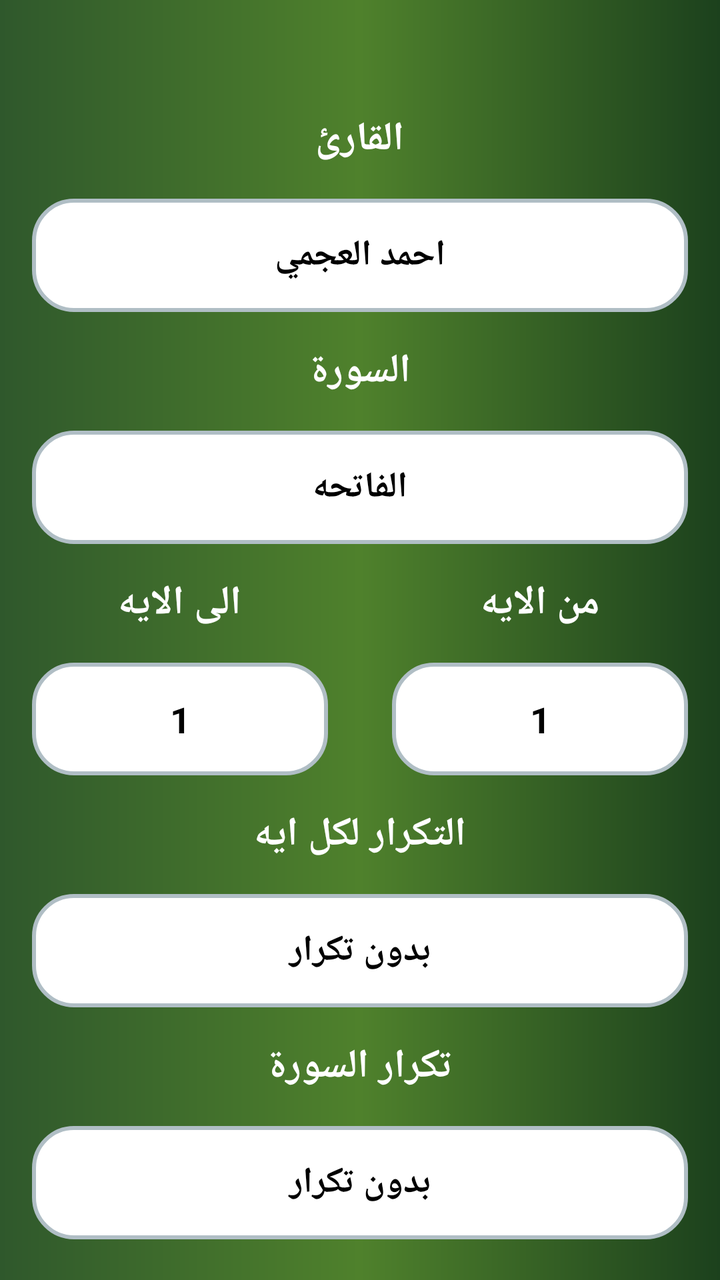
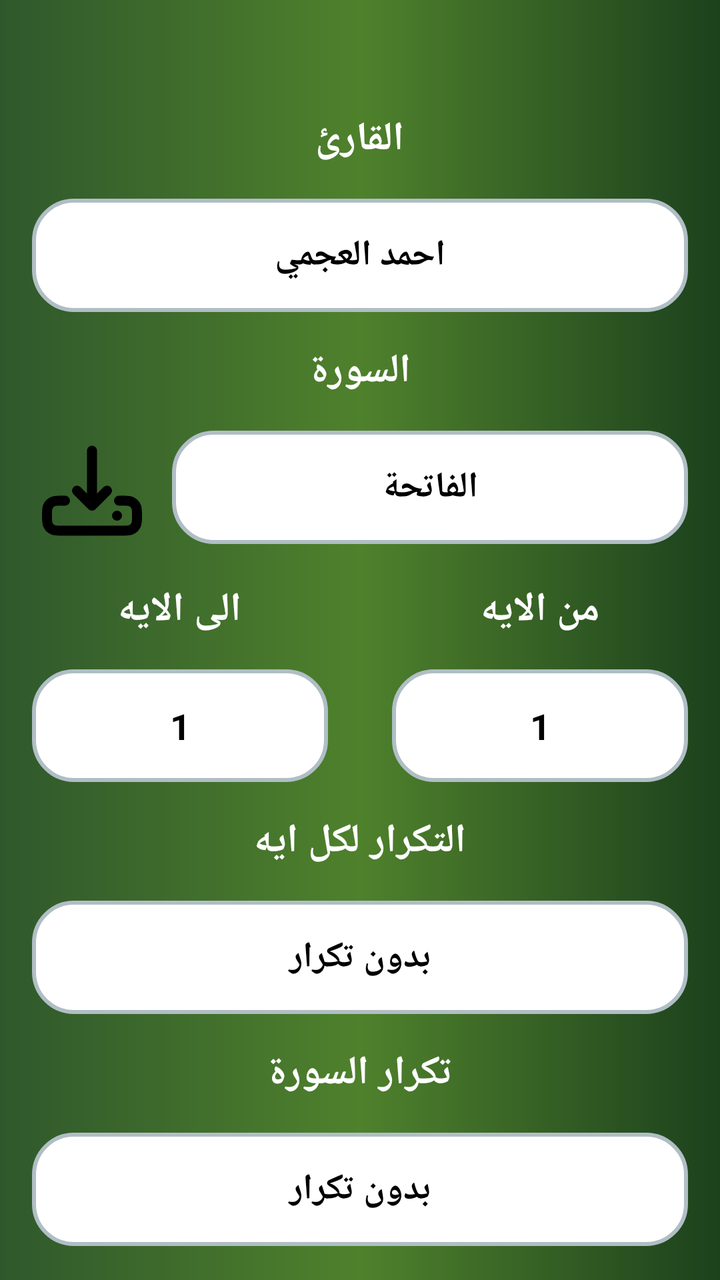

An Android layout rendered at two revisions. The XML below is the earlier revision; the diff shows what the commit changed to produce the second picture.
<!-- AndroidManifest.xml: application theme Theme.Almuhfz -->
<!-- res/layout/activity_main.xml -->
<?xml version="1.0" encoding="utf-8"?>
<androidx.core.widget.NestedScrollView xmlns:android="http://schemas.android.com/apk/res/android"
    xmlns:tools="http://schemas.android.com/tools"
    android:layout_width="match_parent"
    android:layout_height="match_parent"
    xmlns:app="http://schemas.android.com/apk/res-auto"
    android:layout_gravity="center"
    android:background="@drawable/around_line3"
    android:gravity="center"
    android:layoutDirection="rtl"
    android:orientation="vertical">

    <androidx.appcompat.widget.LinearLayoutCompat
        android:layout_width="match_parent"
        android:layout_height="wrap_content"
        android:orientation="vertical">


        <androidx.core.widget.NestedScrollView
            android:layout_marginTop="16dp"
            android:layout_width="match_parent"
            android:layout_height="match_parent"
            android:layout_gravity="center"
            android:gravity="center"
            android:layoutDirection="rtl"
            android:orientation="vertical">

            <androidx.appcompat.widget.LinearLayoutCompat
                android:layout_width="match_parent"
                android:layout_height="match_parent"
                android:layout_gravity="center"
                android:gravity="center"
                android:layoutDirection="rtl"
                android:orientation="vertical"
                tools:context=".QouranLearningActivity">


                <androidx.appcompat.widget.AppCompatTextView
                    android:layout_marginTop="40dp"
                    android:layout_width="wrap_content"
                    android:layout_height="wrap_content"
                    android:text="القارئ"
                    android:textColor="@color/white"
                    android:textSize="20sp"
                    android:textStyle="bold" />

                <androidx.appcompat.widget.AppCompatTextView
                    android:layout_width="match_parent"
                    android:id="@+id/reciter_text_view"
                    android:layout_height="wrap_content"
                    android:layout_margin="16dp"
                    android:background="@drawable/value_background"
                    android:gravity="center"
                    android:padding="16dp"
                    android:text="احمد العجمي"
                    android:textColor="@color/black"
                    android:textSize="18sp"
                    android:textStyle="bold" />

                <androidx.appcompat.widget.AppCompatTextView
                    android:layout_width="wrap_content"
                    android:layout_height="wrap_content"
                    android:text="السورة"
                    android:textColor="@color/white"
                    android:textSize="20sp"
                    android:textStyle="bold" />

                <androidx.appcompat.widget.AppCompatTextView
                    android:layout_width="match_parent"
                    android:layout_height="wrap_content"
                    android:layout_margin="16dp"
                    android:background="@drawable/value_background"
                    android:gravity="center"
                    android:id="@+id/sora_text_view"
                    android:padding="16dp"
                    android:text="الفاتحه"
                    android:textColor="@color/black"
                    android:textSize="18sp"
                    android:textStyle="bold" />

                <androidx.appcompat.widget.LinearLayoutCompat
                    android:layout_width="match_parent"
                    android:layout_height="wrap_content"
                    android:orientation="horizontal">

                    <androidx.appcompat.widget.LinearLayoutCompat
                        android:layout_width="0dp"
                        android:layout_height="wrap_content"
                        android:layout_weight="1"
                        android:gravity="center"
                        android:orientation="vertical">

                        <androidx.appcompat.widget.AppCompatTextView
                            android:layout_width="wrap_content"
                            android:layout_height="wrap_content"
                            android:text="من الايه"
                            android:textColor="@color/white"
                            android:textSize="20sp"
                            android:textStyle="bold" />

                        <androidx.appcompat.widget.AppCompatTextView
                            android:layout_width="match_parent"
                            android:layout_height="wrap_content"
                            android:layout_margin="16dp"
                            android:id="@+id/fromAyaTextView"
                            android:background="@drawable/value_background"
                            android:gravity="center"
                            android:padding="16dp"
                            android:text="1"
                            android:textColor="@color/black"
                            android:textSize="18sp"
                            android:textStyle="bold" />
                    </androidx.appcompat.widget.LinearLayoutCompat>

                    <androidx.appcompat.widget.LinearLayoutCompat
                        android:layout_width="0dp"
                        android:layout_height="wrap_content"
                        android:layout_weight="1"
                        android:gravity="center"
                        android:orientation="vertical">

                        <androidx.appcompat.widget.AppCompatTextView
                            android:layout_width="wrap_content"
                            android:layout_height="wrap_content"
                            android:text="الى الايه"
                            android:textColor="@color/white"
                            android:textSize="20sp"
                            android:textStyle="bold" />

                        <androidx.appcompat.widget.AppCompatTextView
                            android:layout_width="match_parent"
                            android:layout_height="wrap_content"
                            android:layout_margin="16dp"
                            android:background="@drawable/value_background"
                            android:gravity="center"
                            android:padding="16dp"
                            android:id="@+id/toAyaTextView"
                            android:text="1"
                            android:textColor="@color/black"
                            android:textSize="18sp"
                            android:textStyle="bold" />
                    </androidx.appcompat.widget.LinearLayoutCompat>

                </androidx.appcompat.widget.LinearLayoutCompat>


                <androidx.appcompat.widget.AppCompatTextView
                    android:layout_width="wrap_content"
                    android:layout_height="wrap_content"
                    android:text="التكرار لكل ايه"
                    android:textColor="@color/white"
                    android:textSize="20sp"
                    android:textStyle="bold" />

                <androidx.appcompat.widget.AppCompatTextView
                    android:layout_width="match_parent"
                    android:layout_height="wrap_content"
                    android:layout_margin="16dp"
                    android:id="@+id/repeatAyaTextView"
                    android:background="@drawable/value_background"
                    android:gravity="center"
                    android:padding="16dp"
                    android:text="بدون تكرار"
                    android:textColor="@color/black"
                    android:textSize="18sp"
                    android:textStyle="bold" />

                <androidx.appcompat.widget.AppCompatTextView
                    android:layout_width="wrap_content"
                    android:layout_height="wrap_content"
                    android:text="تكرار السورة"
                    android:textColor="@color/white"
                    android:textSize="20sp"
                    android:textStyle="bold" />

                <androidx.appcompat.widget.AppCompatTextView
                    android:layout_width="match_parent"
                    android:layout_height="wrap_content"
                    android:layout_margin="16dp"
                    android:background="@drawable/value_background"
                    android:gravity="center"
                    android:padding="16dp"
                    android:id="@+id/repeatSoraTextView"
                    android:text="بدون تكرار"
                    android:textColor="@color/black"
                    android:textSize="18sp"
                    android:textStyle="bold" />

                <androidx.appcompat.widget.AppCompatTextView
                    android:layout_width="match_parent"
                    android:visibility="gone"
                    android:layout_height="wrap_content"
                    android:layout_margin="16dp"
                    android:background="@drawable/value_background"
                    android:gravity="center"
                    android:backgroundTint="@color/red"
                    android:padding="16dp"
                    android:id="@+id/startLearn"
                    android:text="ابدأ التعلم"
                    android:textColor="@color/white"
                    android:textSize="18sp"
                    android:textStyle="bold" />

                <androidx.appcompat.widget.AppCompatTextView
                    android:layout_width="match_parent"
                    android:visibility="visible"
                    android:layout_height="wrap_content"
                    android:layout_margin="16dp"
                    android:background="@drawable/value_background"
                    android:gravity="center"
                    android:backgroundTint="@color/background_dark"
                    android:padding="16dp"
                    android:id="@+id/startLearnDone"
                    android:text="جاري التحميل .."
                    android:textColor="@color/white"
                    android:textSize="18sp"
                    android:textStyle="bold" />

                <ImageView
                    android:id="@+id/rating"
                    android:layout_width="match_parent"
                    android:layout_height="100dp"
                    android:src="@drawable/rating"/>



            </androidx.appcompat.widget.LinearLayoutCompat>

        </androidx.core.widget.NestedScrollView>

    </androidx.appcompat.widget.LinearLayoutCompat>
</androidx.core.widget.NestedScrollView>
<!-- resources referenced by this layout -->
<resources>
  <color name="background_dark">#ff388e3c</color>
  <color name="black">#FF000000</color>
  <color name="red">#FF0000</color>
  <color name="white">#FFFFFF</color>
  <!-- drawable around_line3 (drawable) -->
  <?xml version="1.0" encoding="utf-8"?>
  <shape
      xmlns:android="http://schemas.android.com/apk/res/android">
     <gradient
         android:startColor="#2F582C"
         android:centerColor="#4F812C"
         android:endColor="#1C411D"/>
  </shape>
  <!-- drawable rating: png bitmap (drawable, 20681 bytes) -->
  <!-- drawable value_background (drawable) -->
  <?xml version="1.0" encoding="utf-8"?>
  <shape xmlns:android="http://schemas.android.com/apk/res/android">
  
      <solid android:color="@color/white"/>
      <corners android:radius="20dp"/>
      <stroke android:color="#b0bec5" android:width="2dp"/>
  
  </shape>
  <style name="Theme.Almuhfz" parent="Theme.MaterialComponents.DayNight.NoActionBar">
          
          <item name="colorPrimary">@color/black</item>
          <item name="colorPrimaryVariant">@color/white</item>
          <item name="colorOnPrimary">@color/white</item>
          
          <item name="colorSecondary">@color/teal_200</item>
          <item name="colorSecondaryVariant">@color/teal_700</item>
          <item name="colorOnSecondary">@color/black</item>
          
          <item name="android:statusBarColor">@color/background_dark</item>
          
      </style>
  <color name="teal_200">#FF03DAC5</color>
  <color name="teal_700">#FF018786</color>
</resources>

<!-- the commit's change to res/layout/activity_main.xml (unified diff, before → after) -->
@@ -3,7 +3,6 @@
     xmlns:tools="http://schemas.android.com/tools"
     android:layout_width="match_parent"
     android:layout_height="match_parent"
-    xmlns:app="http://schemas.android.com/apk/res-auto"
     android:layout_gravity="center"
     android:background="@drawable/around_line3"
     android:gravity="center"
@@ -17,10 +16,10 @@
 
 
         <androidx.core.widget.NestedScrollView
-            android:layout_marginTop="16dp"
             android:layout_width="match_parent"
             android:layout_height="match_parent"
             android:layout_gravity="center"
+            android:layout_marginTop="16dp"
             android:gravity="center"
             android:layoutDirection="rtl"
             android:orientation="vertical">
@@ -36,17 +35,17 @@
 
 
                 <androidx.appcompat.widget.AppCompatTextView
+                    android:layout_width="wrap_content"
+                    android:layout_height="wrap_content"
                     android:layout_marginTop="40dp"
-                    android:layout_width="wrap_content"
-                    android:layout_height="wrap_content"
                     android:text="القارئ"
                     android:textColor="@color/white"
                     android:textSize="20sp"
                     android:textStyle="bold" />
 
                 <androidx.appcompat.widget.AppCompatTextView
-                    android:layout_width="match_parent"
                     android:id="@+id/reciter_text_view"
+                    android:layout_width="match_parent"
                     android:layout_height="wrap_content"
                     android:layout_margin="16dp"
                     android:background="@drawable/value_background"
@@ -65,18 +64,55 @@
                     android:textSize="20sp"
                     android:textStyle="bold" />
 
-                <androidx.appcompat.widget.AppCompatTextView
-                    android:layout_width="match_parent"
-                    android:layout_height="wrap_content"
-                    android:layout_margin="16dp"
-                    android:background="@drawable/value_background"
-                    android:gravity="center"
-                    android:id="@+id/sora_text_view"
-                    android:padding="16dp"
-                    android:text="الفاتحه"
-                    android:textColor="@color/black"
-                    android:textSize="18sp"
-                    android:textStyle="bold" />
+                <androidx.appcompat.widget.LinearLayoutCompat
+                    android:layout_width="match_parent"
+                    android:layout_height="wrap_content"
+                    android:orientation="horizontal"
+                    android:padding="16dp">
+
+                    <androidx.appcompat.widget.AppCompatTextView
+                        android:id="@+id/sora_text_view"
+                        android:layout_width="0dp"
+                        android:layout_height="wrap_content"
+                        android:layout_weight="1"
+                        android:background="@drawable/value_background"
+                        android:gravity="center"
+                        android:padding="16dp"
+                        android:text="الفاتحة"
+                        android:textColor="@color/black"
+                        android:textSize="18sp"
+                        android:layout_marginEnd="10dp"
+                        android:textStyle="bold" />
+
+                    <androidx.appcompat.widget.AppCompatImageButton
+                        android:id="@+id/download_button"
+                        android:layout_width="60dp"
+                        android:layout_height="60dp"
+                        android:background="?attr/selectableItemBackgroundBorderless"
+                        android:contentDescription="تحميل السورة"
+                        android:padding="8dp"
+                        android:src="@drawable/download"
+                        android:tint="@color/black" />
+                </androidx.appcompat.widget.LinearLayoutCompat>
+
+                <ProgressBar
+                    android:id="@+id/downloadProgressBar"
+                    android:layout_width="match_parent"
+                    android:layout_height="wrap_content"
+                    style="?android:attr/progressBarStyleHorizontal"
+                    android:max="100"
+                    android:progress="0"
+                    android:visibility="gone"
+                    />
+
+                <TextView
+                    android:id="@+id/downloadStatusText"
+                    android:layout_width="wrap_content"
+                    android:layout_height="wrap_content"
+                    android:text="جاري التحميل..."
+                    android:visibility="gone"
+                    android:layout_marginTop="8dp"/>
+
 
                 <androidx.appcompat.widget.LinearLayoutCompat
                     android:layout_width="match_parent"
@@ -99,10 +135,10 @@
                             android:textStyle="bold" />
 
                         <androidx.appcompat.widget.AppCompatTextView
+                            android:id="@+id/fromAyaTextView"
                             android:layout_width="match_parent"
                             android:layout_height="wrap_content"
                             android:layout_margin="16dp"
-                            android:id="@+id/fromAyaTextView"
                             android:background="@drawable/value_background"
                             android:gravity="center"
                             android:padding="16dp"
@@ -128,13 +164,13 @@
                             android:textStyle="bold" />
 
                         <androidx.appcompat.widget.AppCompatTextView
+                            android:id="@+id/toAyaTextView"
                             android:layout_width="match_parent"
                             android:layout_height="wrap_content"
                             android:layout_margin="16dp"
                             android:background="@drawable/value_background"
                             android:gravity="center"
                             android:padding="16dp"
-                            android:id="@+id/toAyaTextView"
                             android:text="1"
                             android:textColor="@color/black"
                             android:textSize="18sp"
@@ -153,10 +189,10 @@
                     android:textStyle="bold" />
 
                 <androidx.appcompat.widget.AppCompatTextView
-                    android:layout_width="match_parent"
-                    android:layout_height="wrap_content"
-                    android:layout_margin="16dp"
                     android:id="@+id/repeatAyaTextView"
+                    android:layout_width="match_parent"
+                    android:layout_height="wrap_content"
+                    android:layout_margin="16dp"
                     android:background="@drawable/value_background"
                     android:gravity="center"
                     android:padding="16dp"
@@ -174,54 +210,53 @@
                     android:textStyle="bold" />
 
                 <androidx.appcompat.widget.AppCompatTextView
-                    android:layout_width="match_parent"
-                    android:layout_height="wrap_content"
-                    android:layout_margin="16dp"
-                    android:background="@drawable/value_background"
-                    android:gravity="center"
-                    android:padding="16dp"
                     android:id="@+id/repeatSoraTextView"
+                    android:layout_width="match_parent"
+                    android:layout_height="wrap_content"
+                    android:layout_margin="16dp"
+                    android:background="@drawable/value_background"
+                    android:gravity="center"
+                    android:padding="16dp"
                     android:text="بدون تكرار"
                     android:textColor="@color/black"
                     android:textSize="18sp"
                     android:textStyle="bold" />
 
                 <androidx.appcompat.widget.AppCompatTextView
-                    android:layout_width="match_parent"
-                    android:visibility="gone"
-                    android:layout_height="wrap_content"
-                    android:layout_margin="16dp"
-                    android:background="@drawable/value_background"
-                    android:gravity="center"
+                    android:id="@+id/startLearn"
+                    android:layout_width="match_parent"
+                    android:layout_height="wrap_content"
+                    android:layout_margin="16dp"
+                    android:background="@drawable/value_background"
                     android:backgroundTint="@color/red"
-                    android:padding="16dp"
-                    android:id="@+id/startLearn"
+                    android:gravity="center"
+                    android:padding="16dp"
                     android:text="ابدأ التعلم"
                     android:textColor="@color/white"
                     android:textSize="18sp"
-                    android:textStyle="bold" />
-
-                <androidx.appcompat.widget.AppCompatTextView
-                    android:layout_width="match_parent"
-                    android:visibility="visible"
-                    android:layout_height="wrap_content"
-                    android:layout_margin="16dp"
-                    android:background="@drawable/value_background"
-                    android:gravity="center"
+                    android:textStyle="bold"
+                    android:visibility="gone" />
+
+                <androidx.appcompat.widget.AppCompatTextView
+                    android:id="@+id/startLearnDone"
+                    android:layout_width="match_parent"
+                    android:layout_height="wrap_content"
+                    android:layout_margin="16dp"
+                    android:background="@drawable/value_background"
                     android:backgroundTint="@color/background_dark"
-                    android:padding="16dp"
-                    android:id="@+id/startLearnDone"
+                    android:gravity="center"
+                    android:padding="16dp"
                     android:text="جاري التحميل .."
                     android:textColor="@color/white"
                     android:textSize="18sp"
-                    android:textStyle="bold" />
+                    android:textStyle="bold"
+                    android:visibility="visible" />
 
                 <ImageView
                     android:id="@+id/rating"
                     android:layout_width="match_parent"
                     android:layout_height="100dp"
-                    android:src="@drawable/rating"/>
-
+                    android:src="@drawable/rating" />
 
 
             </androidx.appcompat.widget.LinearLayoutCompat>
<!-- resource entries referenced after the edit -->
@@ -13,6 +13,12 @@
          android:centerColor="#4F812C"
          android:endColor="#1C411D"/>
   </shape>
+  <!-- drawable download (drawable) -->
+  <vector xmlns:android="http://schemas.android.com/apk/res/android" android:height="60dp" android:viewportHeight="24" android:viewportWidth="24" android:width="60dp">
+        
+      <path android:fillColor="#00000000" android:pathData="M17,17H17.01M17.4,14H18C18.932,14 19.398,14 19.765,14.152C20.255,14.355 20.645,14.745 20.848,15.235C21,15.602 21,16.068 21,17C21,17.932 21,18.398 20.848,18.765C20.645,19.255 20.255,19.645 19.765,19.848C19.398,20 18.932,20 18,20H6C5.068,20 4.602,20 4.235,19.848C3.745,19.645 3.355,19.255 3.152,18.765C3,18.398 3,17.932 3,17C3,16.068 3,15.602 3.152,15.235C3.355,14.745 3.745,14.355 4.235,14.152C4.602,14 5.068,14 6,14H6.6M12,15V4M12,15L9,12M12,15L15,12" android:strokeColor="#000000" android:strokeLineCap="round" android:strokeLineJoin="round" android:strokeWidth="2"/>
+      
+  </vector>
   <!-- drawable rating: png bitmap (drawable, 20681 bytes) -->
   <!-- drawable value_background (drawable) -->
   <?xml version="1.0" encoding="utf-8"?>
